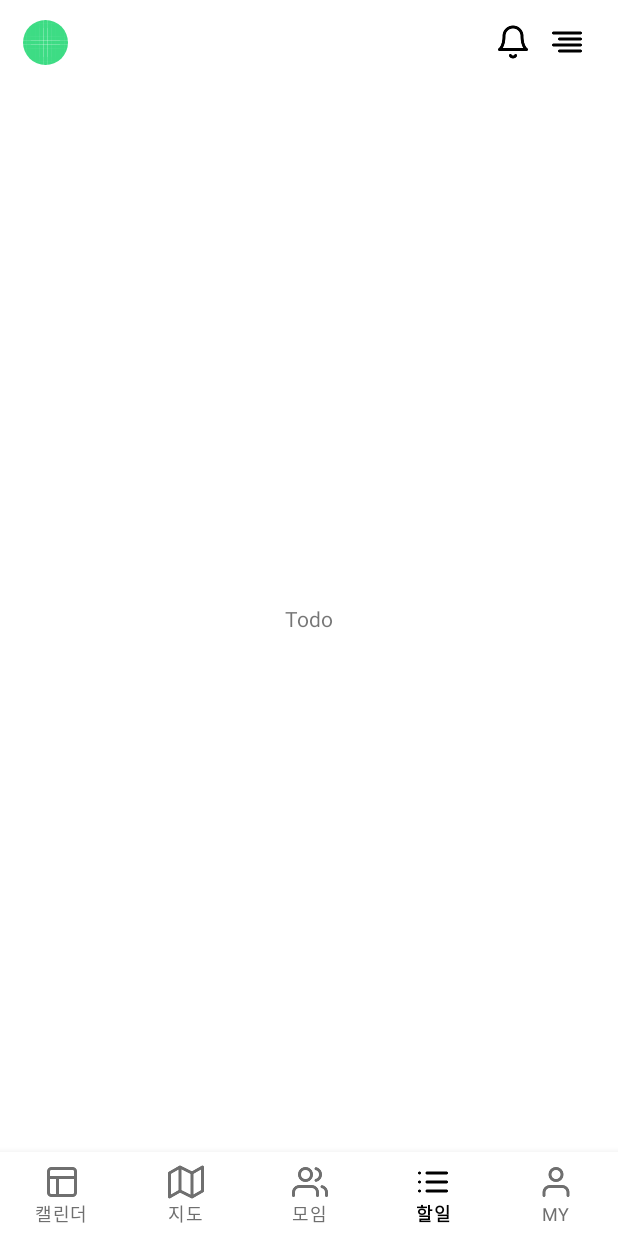
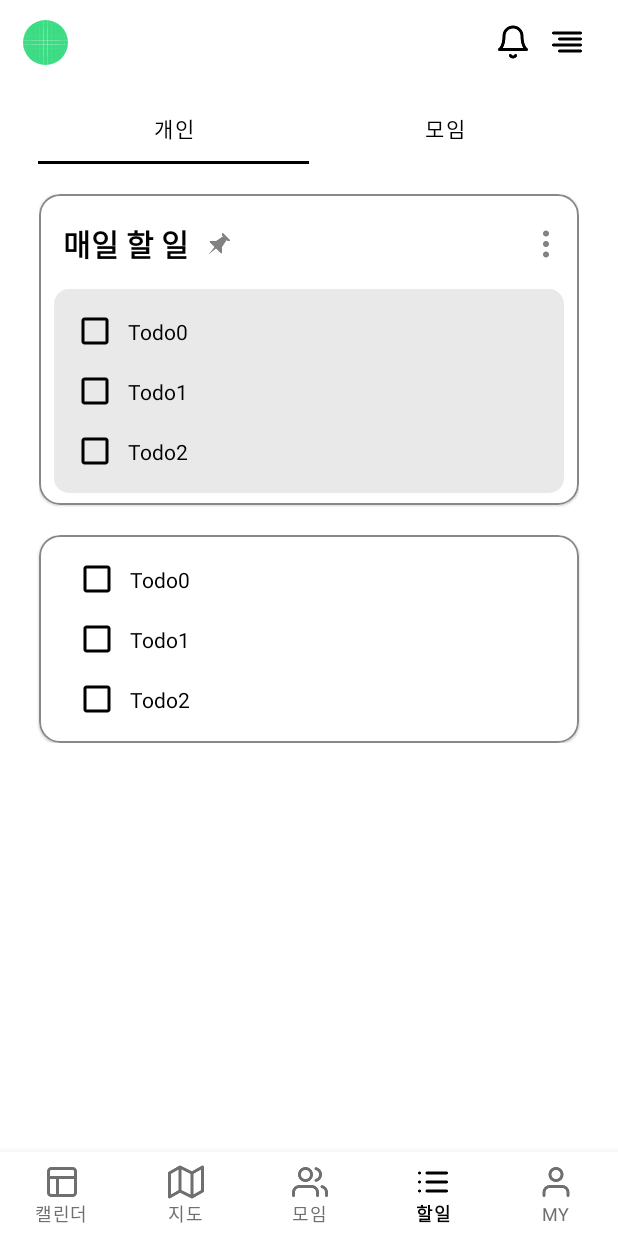
Before and after one commit to Team-C7Z/C7Z_AOS_MVP, an Android app: the screen it shows after launch (MainActivity), item 4 of the bottom bar chosen, on a phone screen of 412 x 824 dp. Run offline under Robolectric (Android 15) with nearby library versions, the phone set to English and light mode, and no system bars; our stand-ins replace data binding; 2 statements that could not run were skipped.

Commit message:
feat: 할 일 뷰 구성 완료

```diff
--- a/app/src/main/java/com/c7z/myapplication/BindingAdapter.kt
+++ b/app/src/main/java/com/c7z/myapplication/BindingAdapter.kt
@@ -3,8 +3,10 @@ package com.c7z.myapplication
 import android.widget.ImageView
 import androidx.databinding.BindingAdapter
 import androidx.recyclerview.widget.RecyclerView
+import androidx.viewpager2.widget.ViewPager2
 import com.bumptech.glide.Glide
 import com.c7z.myapplication.home.adpter.CalendarAdapter
+import com.c7z.myapplication.todo.adapter.TodoTabAdapter
 
 
 @BindingAdapter("Common_setCircleImage")
@@ -21,3 +23,8 @@ fun ImageView.setImage(path : Any) {
 fun RecyclerView.setCalendar(adapter : CalendarAdapter) {
     this.adapter = adapter
 }
+
+@BindingAdapter("Todo_Pager2")
+fun ViewPager2.setPager2(adapter : TodoTabAdapter) {
+    this.adapter = adapter
+}
--- a/app/src/main/java/com/c7z/myapplication/todo/TodoFragment.kt
+++ b/app/src/main/java/com/c7z/myapplication/todo/TodoFragment.kt
@@ -4,19 +4,66 @@ import android.os.Bundle
 import android.view.LayoutInflater
 import android.view.View
 import android.view.ViewGroup
+import androidx.databinding.DataBindingUtil
 import androidx.fragment.app.Fragment
+import androidx.recyclerview.widget.RecyclerView
+import com.c7z.myapplication.R
 import com.c7z.myapplication.databinding.FragmentTodoBinding
+import com.c7z.myapplication.todo.adapter.TodoTabAdapter
+import com.c7z.myapplication.todo.model.Todo
+import com.c7z.myapplication.todo.model.TodoWithTitleItem
+import com.google.android.material.tabs.TabItem
+import com.google.android.material.tabs.TabLayout
+import com.google.android.material.tabs.TabLayoutMediator
 
 class TodoFragment : Fragment() {
     private lateinit var binding : FragmentTodoBinding
-
+    private val todoTabAdapter by lazy {
+        TodoTabAdapter()
+    }
     override fun onCreateView(
         inflater: LayoutInflater,
         container: ViewGroup?,
         savedInstanceState: Bundle?
-    ): View? {
-        binding = FragmentTodoBinding.inflate(inflater, container, false)
+    ): View {
+        binding = DataBindingUtil.inflate(inflater, R.layout.fragment_todo, container, false)
+
+        initTabLayout()
+        initRV()
 
         return binding.root
     }
+
+    private fun initTabLayout() {
+        binding.fgTodoVpContainer.apply {
+            this.getChildAt(0).overScrollMode = RecyclerView.OVER_SCROLL_NEVER
+            this.adapter = todoTabAdapter
+            TabLayoutMediator(binding.fgTodoTabPersonalOrGroup, this) { mTab, position ->
+                mTab.text = returnTabTitle()[position]
+            }.attach()
+        }
+    }
+
+    private fun initRV() {
+        todoTabAdapter.setGroupTodo(returnGroupTodo())
+        todoTabAdapter.setPersonalTodo(returnPersonalTodo())
+    }
+
+    /** Dummy */
+    private fun returnTabTitle() : List<String> = listOf("개인", "모임")
+
+    private fun returnPersonalTodo() : List<TodoWithTitleItem> =
+        listOf<TodoWithTitleItem>(TodoWithTitleItem("매일 할 일", true, null, returnTodo()), TodoWithTitleItem(null, null, null, returnTodo()))
+
+    private fun returnGroupTodo() : List<TodoWithTitleItem> =
+        listOf(TodoWithTitleItem("학교모임", true, "2023/03/20(월)", returnTodo()), TodoWithTitleItem("운동모임", false, "2023/03/20(월)", returnTodo()))
+
+
+
+    private fun returnTodo() : List<Todo> =
+        mutableListOf<Todo>().apply {
+            for(i in 0 until 3) {
+                this.add(Todo(false, "Todo$i"))
+            }
+        }
 }
--- /dev/null
+++ b/app/src/main/java/com/c7z/myapplication/todo/adapter/TodoAdapter.kt
@@ -0,0 +1,67 @@
+package com.c7z.myapplication.todo.adapter
+
+import android.graphics.Color
+import android.view.LayoutInflater
+import android.view.ViewGroup
+import androidx.recyclerview.widget.RecyclerView
+import com.c7z.myapplication.databinding.ItemTodoRvWithTitleBinding
+import com.c7z.myapplication.databinding.ItemTodoRvWithoutTitleBinding
+import com.c7z.myapplication.todo.model.TodoWithTitleItem
+
+class TodoAdapter(private val isPersonal : Boolean) : RecyclerView.Adapter<RecyclerView.ViewHolder>() {
+
+    private var personalTodo = mutableListOf<TodoWithTitleItem>()
+    private var groupTodo = mutableListOf<TodoWithTitleItem>()
+
+    inner class TodoWithTitleViewHolder(val binding : ItemTodoRvWithTitleBinding) : RecyclerView.ViewHolder(binding.root) {
+        fun bind(item : TodoWithTitleItem) {
+            binding.todoItem = item
+            binding.itemTodoRvCardItem.strokeColor = Color.GRAY
+            binding.itemTodoRvRvTodo.adapter = TodoItemAdapter(item.todoList as MutableList)
+        }
+    }
+
+    inner class TodoWithoutTitleViewHolder(val binding : ItemTodoRvWithoutTitleBinding) : RecyclerView.ViewHolder(binding.root) {
+        fun bind(item : TodoWithTitleItem) {
+            binding.todoItem = item
+            binding.itemTodoRvCardItem.strokeColor = Color.GRAY
+            binding.itemTodoRvRvTodo.adapter = TodoItemAdapter(item.todoList as MutableList)
+        }
+    }
+
+
+    override fun onCreateViewHolder(parent: ViewGroup, viewType: Int): RecyclerView.ViewHolder {
+        return when(viewType) {
+            0 -> TodoWithoutTitleViewHolder(ItemTodoRvWithoutTitleBinding.inflate(LayoutInflater.from(parent.context), parent, false))
+            else -> TodoWithTitleViewHolder(ItemTodoRvWithTitleBinding.inflate(LayoutInflater.from(parent.context), parent, false))
+        }
+    }
+
+    override fun getItemViewType(position: Int): Int = if(isPersonal && personalTodo[position].title == null) 0 else 1
+
+    override fun getItemCount(): Int = if(isPersonal) personalTodo.size else groupTodo.size
+
+    override fun onBindViewHolder(holder: RecyclerView.ViewHolder, position: Int) {
+        if(isPersonal) {
+            when(holder) {
+                is TodoWithTitleViewHolder -> holder.bind(personalTodo[position])
+                is TodoWithoutTitleViewHolder -> holder.bind(personalTodo[position])
+            }
+        } else {
+            when(holder) {
+                is TodoWithTitleViewHolder -> holder.bind(groupTodo[position])
+                is TodoWithoutTitleViewHolder -> holder.bind(groupTodo[position])
+            }
+        }
+    }
+
+    fun setPersonalTodo(newList : List<TodoWithTitleItem>) {
+        personalTodo = newList as MutableList
+        notifyDataSetChanged()
+    }
+
+    fun setGroupTodo(newList : List<TodoWithTitleItem>) {
+        groupTodo = newList as MutableList
+        notifyDataSetChanged()
+    }
+}
--- /dev/null
+++ b/app/src/main/java/com/c7z/myapplication/todo/adapter/TodoItemAdapter.kt
@@ -0,0 +1,27 @@
+package com.c7z.myapplication.todo.adapter
+
+import android.view.LayoutInflater
+import android.view.ViewGroup
+import androidx.recyclerview.widget.RecyclerView
+import com.c7z.myapplication.databinding.ItemTodoRvItemTodoCheckboxBinding
+import com.c7z.myapplication.databinding.ItemTodoRvWithoutTitleBinding
+import com.c7z.myapplication.todo.model.Todo
+
+class TodoItemAdapter(private val todo : MutableList<Todo>) : RecyclerView.Adapter<TodoItemAdapter.TodoItemViewHolder>() {
+
+    inner class TodoItemViewHolder(private val binding : ItemTodoRvItemTodoCheckboxBinding) : RecyclerView.ViewHolder(binding.root) {
+        fun bind(item : Todo) {
+            binding.todo = item
+        }
+    }
+
+    override fun onCreateViewHolder(parent: ViewGroup, viewType: Int): TodoItemViewHolder {
+        return TodoItemViewHolder(ItemTodoRvItemTodoCheckboxBinding.inflate(LayoutInflater.from(parent.context), parent, false))
+    }
+
+    override fun getItemCount(): Int = todo.size
+
+    override fun onBindViewHolder(holder: TodoItemViewHolder, position: Int) {
+        holder.bind(todo[position])
+    }
+}
--- /dev/null
+++ b/app/src/main/java/com/c7z/myapplication/todo/adapter/TodoTabAdapter.kt
@@ -0,0 +1,35 @@
+package com.c7z.myapplication.todo.adapter
+
+import android.view.LayoutInflater
+import android.view.ViewGroup
+import androidx.recyclerview.widget.RecyclerView
+import com.c7z.myapplication.databinding.ItemTodoRvContainerBinding
+import com.c7z.myapplication.databinding.ItemTodoRvWithTitleBinding
+import com.c7z.myapplication.todo.model.TodoWithTitleItem
+
+class TodoTabAdapter : RecyclerView.Adapter<TodoTabAdapter.TodoTabViewHolder>() {
+    private val personalAdapter = TodoAdapter(true)
+    private val groupAdapter = TodoAdapter(false)
+
+    inner class TodoTabViewHolder(val binding : ItemTodoRvContainerBinding) : RecyclerView.ViewHolder(binding.root) {
+        fun bind() {
+            when(adapterPosition) {
+                0 -> binding.itemTodoRvContainer.adapter = personalAdapter
+                1 -> binding.itemTodoRvContainer.adapter = groupAdapter
+            }
+        }
+    }
+
+    override fun onCreateViewHolder(parent: ViewGroup, viewType: Int): TodoTabViewHolder {
+        return TodoTabViewHolder(ItemTodoRvContainerBinding.inflate(LayoutInflater.from(parent.context), parent, false))
+    }
+
+    override fun getItemCount(): Int = 2
+
+    override fun onBindViewHolder(holder: TodoTabViewHolder, position: Int) {
+        holder.bind()
+    }
+
+    fun setPersonalTodo(todo : List<TodoWithTitleItem>) = personalAdapter.setPersonalTodo(todo)
+    fun setGroupTodo(todo : List<TodoWithTitleItem>) = groupAdapter.setGroupTodo(todo)
+}
--- /dev/null
+++ b/app/src/main/java/com/c7z/myapplication/todo/model/Todo.kt
@@ -0,0 +1,6 @@
+package com.c7z.myapplication.todo.model
+
+data class Todo(
+    val isCleared : Boolean,
+    val todoTitle : String
+)
--- /dev/null
+++ b/app/src/main/java/com/c7z/myapplication/todo/model/TodoWithTitleItem.kt
@@ -0,0 +1,8 @@
+package com.c7z.myapplication.todo.model
+
+data class TodoWithTitleItem (
+    val title : String?,
+    val isPined : Boolean?,
+    val targetTime : String?,
+    val todoList : List<Todo>
+        )
--- /dev/null
+++ b/app/src/main/res/drawable/bg_group_todo_e9e9e9_10.xml
@@ -0,0 +1,7 @@
+<?xml version="1.0" encoding="utf-8"?>
+<shape xmlns:android="http://schemas.android.com/apk/res/android"
+    android:shape="rectangle">
+    <solid android:color="@color/color_e9e9e9" />
+    <corners android:radius="10dp" />
+
+</shape>
--- /dev/null
+++ b/app/src/main/res/drawable/bg_group_todo_ffffff_14.xml
@@ -0,0 +1,7 @@
+<?xml version="1.0" encoding="utf-8"?>
+<shape xmlns:android="http://schemas.android.com/apk/res/android"
+    android:shape="rectangle">
+    <solid android:color="@color/white" />
+    <corners android:radius="15dp" />
+
+</shape>
--- a/app/src/main/res/layout/fragment_todo.xml
+++ b/app/src/main/res/layout/fragment_todo.xml
@@ -1,16 +1,37 @@
 <?xml version="1.0" encoding="utf-8"?>
-<androidx.constraintlayout.widget.ConstraintLayout xmlns:android="http://schemas.android.com/apk/res/android"
-    xmlns:app="http://schemas.android.com/apk/res-auto"
+<layout
+    xmlns:android="http://schemas.android.com/apk/res/android"
+    xmlns:app="http://schemas.android.com/apk/res-auto" >
+
+    <androidx.constraintlayout.widget.ConstraintLayout
         android:layout_width="match_parent"
         android:layout_height="match_parent">
 
-    <TextView
-        android:layout_width="wrap_content"
+        <com.google.android.material.tabs.TabLayout
+            android:id="@+id/fg_todo_tab_personal_or_group"
+            android:layout_width="match_parent"
             android:layout_height="wrap_content"
-        android:text="Todo"
+            android:layout_marginTop="5dp"
+            android:layout_marginHorizontal="25dp"
+            app:tabTextColor="@color/black"
+            app:tabIndicatorGravity="bottom"
+            app:tabIndicatorHeight="2dp"
+            app:tabIndicatorFullWidth="true"
+            app:tabIndicatorColor="@color/black"
             app:layout_constraintTop_toTopOf="parent"
-        app:layout_constraintBottom_toBottomOf="parent"
             app:layout_constraintStart_toStartOf="parent"
-        app:layout_constraintEnd_toEndOf="parent" />
+            app:layout_constraintEnd_toEndOf="parent"  />
+
+        <androidx.viewpager2.widget.ViewPager2
+            android:id="@+id/fg_todo_vp_container"
+            android:layout_width="match_parent"
+            android:layout_height="wrap_content"
+            android:orientation="horizontal"
+            android:paddingTop="20dp"
+            app:layout_constraintVertical_bias="0"
+            app:layout_constraintTop_toBottomOf="@id/fg_todo_tab_personal_or_group"
+            app:layout_constraintBottom_toBottomOf="parent"/>
 
     </androidx.constraintlayout.widget.ConstraintLayout>
+
+</layout>
--- /dev/null
+++ b/app/src/main/res/layout/item_todo_rv_container.xml
@@ -0,0 +1,18 @@
+<?xml version="1.0" encoding="utf-8"?>
+<androidx.constraintlayout.widget.ConstraintLayout xmlns:android="http://schemas.android.com/apk/res/android"
+    android:layout_width="match_parent"
+    android:layout_height="match_parent"
+    xmlns:app="http://schemas.android.com/apk/res-auto">
+
+    <androidx.recyclerview.widget.RecyclerView
+        android:id="@+id/item_todo_rv_container"
+        android:layout_width="match_parent"
+        android:layout_height="wrap_content"
+        app:layoutManager="androidx.recyclerview.widget.LinearLayoutManager"
+        android:orientation="vertical"
+        app:layout_constraintTop_toTopOf="parent"
+        app:layout_constraintBottom_toBottomOf="parent"
+        app:layout_constraintStart_toStartOf="parent"
+        app:layout_constraintEnd_toEndOf="parent"/>
+
+</androidx.constraintlayout.widget.ConstraintLayout>
--- /dev/null
+++ b/app/src/main/res/layout/item_todo_rv_item_todo_checkbox.xml
@@ -0,0 +1,41 @@
+<?xml version="1.0" encoding="utf-8"?>
+<layout xmlns:android="http://schemas.android.com/apk/res/android"
+    xmlns:app="http://schemas.android.com/apk/res-auto">
+
+    <data>
+        <variable
+            name="todo"
+            type="com.c7z.myapplication.todo.model.Todo" />
+    </data>
+
+    <androidx.constraintlayout.widget.ConstraintLayout
+        android:layout_width="match_parent"
+        android:layout_height="wrap_content">
+
+        <CheckBox
+            android:id="@+id/item_todo_rv_item_todo_checkbox_checkbox"
+            android:layout_width="24dp"
+            android:layout_height="24dp"
+            android:layout_marginVertical="8dp"
+            android:layout_marginStart="15dp"
+            android:buttonTint="@color/black"
+            android:checked="@{todo.cleared}"
+            app:layout_constraintBottom_toBottomOf="parent"
+            app:layout_constraintStart_toStartOf="parent"
+            app:layout_constraintTop_toTopOf="parent" />
+
+        <TextView
+            android:layout_width="wrap_content"
+            android:layout_height="wrap_content"
+            android:text="@{todo.todoTitle}"
+            android:textSize="14sp"
+            android:textColor="@color/black"
+            android:layout_marginStart="10dp"
+            app:layout_constraintTop_toTopOf="parent"
+            app:layout_constraintBottom_toBottomOf="parent"
+            app:layout_constraintStart_toEndOf="@id/item_todo_rv_item_todo_checkbox_checkbox"/>
+
+
+    </androidx.constraintlayout.widget.ConstraintLayout>
+
+</layout>
--- /dev/null
+++ b/app/src/main/res/layout/item_todo_rv_with_title.xml
@@ -0,0 +1,81 @@
+<?xml version="1.0" encoding="utf-8"?>
+<layout xmlns:android="http://schemas.android.com/apk/res/android"
+    xmlns:app="http://schemas.android.com/apk/res-auto">
+
+    <data>
+        <import type="android.view.View" />
+        <variable
+            name="todoItem"
+            type="com.c7z.myapplication.todo.model.TodoWithTitleItem" />
+    </data>
+
+    <androidx.constraintlayout.widget.ConstraintLayout
+        android:layout_width="match_parent"
+        android:layout_height="wrap_content"
+        android:layout_marginHorizontal="26dp"
+        android:clipToPadding="false"
+        android:paddingBottom="20dp">
+
+        <com.google.android.material.card.MaterialCardView
+            android:id="@+id/item_todo_rv_card_item"
+            android:layout_width="match_parent"
+            android:layout_height="match_parent"
+            app:strokeWidth="1dp"
+            app:cardCornerRadius="14dp">
+
+            <androidx.constraintlayout.widget.ConstraintLayout
+                android:layout_width="match_parent"
+                android:layout_height="match_parent" >
+
+                <TextView
+                    android:id="@+id/item_todo_rv_tv_title"
+                    android:layout_width="wrap_content"
+                    android:layout_height="wrap_content"
+                    android:text="@{todoItem.title}"
+                    android:textSize="20sp"
+                    android:textStyle="bold"
+                    android:textColor="@color/black"
+                    android:layout_marginTop="18dp"
+                    android:layout_marginStart="16dp"
+                    app:layout_constraintTop_toTopOf="parent"
+                    app:layout_constraintStart_toStartOf="parent" />
+
+                <ImageView
+                    android:layout_width="16dp"
+                    android:layout_height="16dp"
+                    android:src="@drawable/ic_todo_pin"
+                    android:visibility="@{todoItem.pined == true ? View.VISIBLE : View.GONE}"
+                    android:layout_marginStart="12dp"
+                    app:layout_constraintTop_toTopOf="@id/item_todo_rv_tv_title"
+                    app:layout_constraintBottom_toBottomOf="@id/item_todo_rv_tv_title"
+                    app:layout_constraintStart_toEndOf="@id/item_todo_rv_tv_title" />
+
+                <ImageView
+                    android:layout_width="24dp"
+                    android:layout_height="24dp"
+                    android:src="@drawable/ic_common_three_dots"
+                    android:layout_marginEnd="10dp"
+                    app:layout_constraintTop_toTopOf="@id/item_todo_rv_tv_title"
+                    app:layout_constraintBottom_toBottomOf="@id/item_todo_rv_tv_title"
+                    app:layout_constraintEnd_toEndOf="parent" />
+
+                <androidx.recyclerview.widget.RecyclerView
+                    android:id="@+id/item_todo_rv_rv_todo"
+                    android:layout_width="match_parent"
+                    android:layout_height="wrap_content"
+                    android:background="@drawable/bg_group_todo_e9e9e9_10"
+                    app:layoutManager="androidx.recyclerview.widget.LinearLayoutManager"
+                    android:orientation="vertical"
+                    android:paddingVertical="8dp"
+                    android:layout_marginTop="15dp"
+                    android:layout_marginBottom="8dp"
+                    android:layout_marginHorizontal="10dp"
+                    app:layout_constraintTop_toBottomOf="@id/item_todo_rv_tv_title"
+                    app:layout_constraintBottom_toBottomOf="parent" />
+
+            </androidx.constraintlayout.widget.ConstraintLayout>
+
+        </com.google.android.material.card.MaterialCardView>
+
+    </androidx.constraintlayout.widget.ConstraintLayout>
+</layout>
--- /dev/null
+++ b/app/src/main/res/layout/item_todo_rv_without_title.xml
@@ -0,0 +1,45 @@
+<?xml version="1.0" encoding="utf-8"?>
+<layout xmlns:android="http://schemas.android.com/apk/res/android"
+    xmlns:app="http://schemas.android.com/apk/res-auto">
+
+    <data>
+        <import type="android.view.View" />
+        <variable
+            name="todoItem"
+            type="com.c7z.myapplication.todo.model.TodoWithTitleItem" />
+    </data>
+
+    <androidx.constraintlayout.widget.ConstraintLayout
+        android:layout_width="match_parent"
+        android:layout_height="wrap_content">
+
+        <com.google.android.material.card.MaterialCardView
+            android:id="@+id/item_todo_rv_card_item"
+            android:layout_width="match_parent"
+            android:layout_height="match_parent"
+            android:layout_marginHorizontal="26dp"
+            app:strokeWidth="1dp"
+            app:cardCornerRadius="14dp">
+
+            <androidx.constraintlayout.widget.ConstraintLayout
+                android:layout_width="match_parent"
+                android:layout_height="match_parent"
+                android:layout_margin="1dp" >
+
+                <androidx.recyclerview.widget.RecyclerView
+                    android:id="@+id/item_todo_rv_rv_todo"
+                    android:layout_width="match_parent"
+                    android:layout_height="wrap_content"
+                    app:layoutManager="androidx.recyclerview.widget.LinearLayoutManager"
+                    android:orientation="vertical"
+                    android:paddingVertical="8dp"
+                    android:layout_marginHorizontal="10dp"
+                    app:layout_constraintTop_toTopOf="parent"
+                    app:layout_constraintBottom_toBottomOf="parent" />
+
+            </androidx.constraintlayout.widget.ConstraintLayout>
+
+        </com.google.android.material.card.MaterialCardView>
+
+    </androidx.constraintlayout.widget.ConstraintLayout>
+</layout>
--- a/app/src/main/res/values/colors.xml
+++ b/app/src/main/res/values/colors.xml
@@ -11,4 +11,5 @@
     <color name="color_eeeeee">#EEEEEE</color>
     <color name="color_828282">#828282</color>
     <color name="color_6f6f6f">#6F6F6F</color>
+    <color name="color_e9e9e9">#E9E9E9</color>
 </resources>
```
Also changed, not shown: app/src/main/res/drawable/ic_common_three_dots.png (added), app/src/main/res/drawable/ic_todo_pin.png (added). Lines whose indentation alone changed are shown as unchanged.
